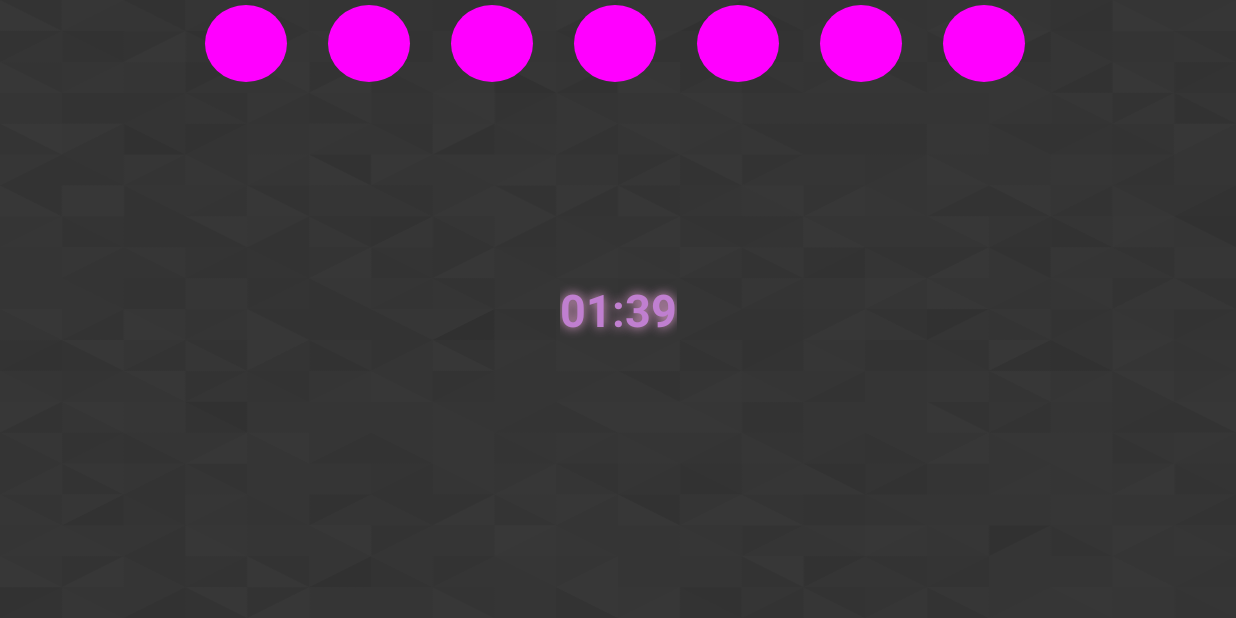
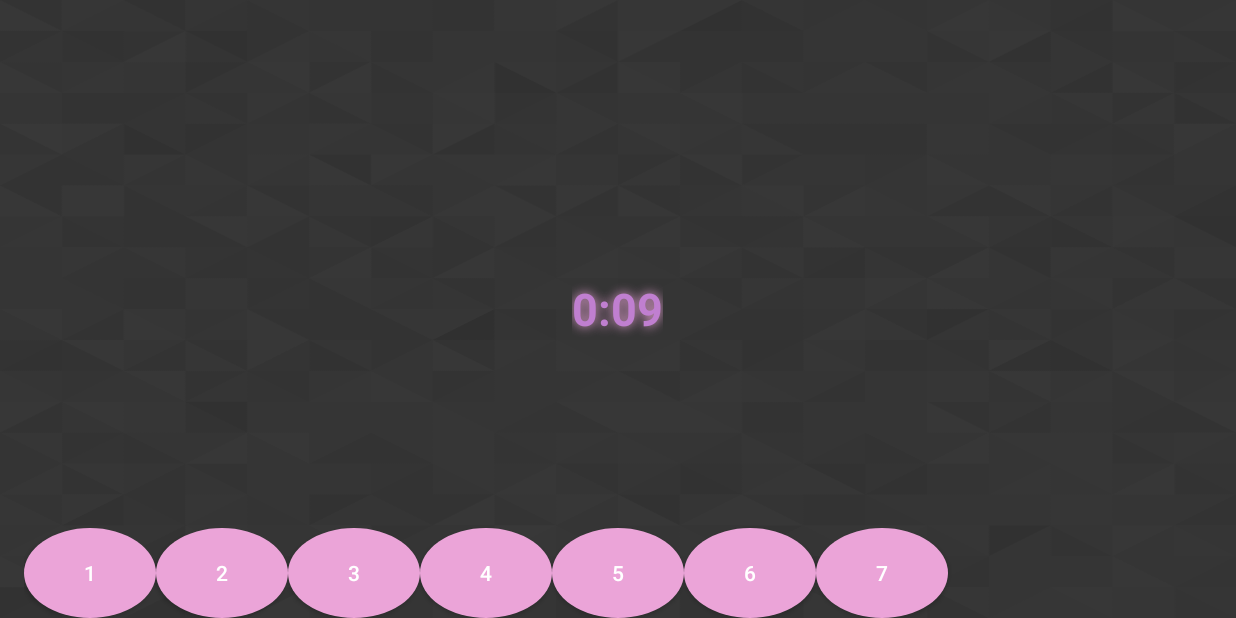
Before and after one commit to CaileenD/cs446-project, an Android app: the MainGameActivity screen opened directly, with no data from a screen before it, on a phone screen of 824 x 412 dp (held sideways). Run offline under Robolectric (Android 15) with nearby library versions, the light colour scheme and no system bars.

Commit message:
Adding onclick function for note buttons, moving game logic to MainGameActivity

```diff
--- a/app/src/main/java/ca/uwaterloo/tonality/AudioSoundPlayer.java
+++ b/app/src/main/java/ca/uwaterloo/tonality/AudioSoundPlayer.java
@@ -100,7 +100,7 @@ public class AudioSoundPlayer {
                 audioTrack.release();
 
             } catch (Exception e) {
-                Log.e(TAG, "Error occurred in AudioSoundPlayer while playing note!");
+                Log.e(TAG, "Error occurred in AudioSoundPlayer while playing note!" + e.getMessage());
             } finally {
                 if (audioTrack != null) {
                     audioTrack.release();
--- a/app/src/main/java/ca/uwaterloo/tonality/GameView.java
+++ /dev/null
@@ -1,208 +0,0 @@
-package ca.uwaterloo.tonality;
-
-import android.content.Context;
-import android.graphics.Canvas;
-import android.graphics.Color;
-import android.graphics.Paint;
-import android.graphics.RectF;
-import android.os.CountDownTimer;
-import android.os.Handler;
-import android.os.Message;
-import android.util.AttributeSet;
-import android.view.MotionEvent;
-import android.view.View;
-import android.widget.Toast;
-
-import java.util.ArrayList;
-import java.util.Random;
-
-public class GameView extends View {
-
-    public static final int numButtons = 7; // number of note buttons at bottom of screen
-    private ArrayList<noteButton> scaleNotes = new ArrayList<noteButton>();
-    private Paint magenta, green;        // TODO: These colours are hideous so change them
-    private int buttonRadius, buttonHeight;    // TODO: Remove when we change buttons to circles
-    private AudioSoundPlayer soundPlayer;
-    public noteCountDownTimer countDown; // Counts how long user has to select note
-    private long secondsLeft; // Shows user how many seconds are left to select the note
-    private boolean gameOver = false;
-    private boolean gameWon = false;
-    private int rightGuesses = 0;
-    private int wrongGuesses = 0;
-    private int currentRandomNote = 0;
-
-    public GameView(Context context, AttributeSet attrs){
-        super(context, attrs);
-        magenta = new Paint();
-        magenta.setColor(Color.MAGENTA);
-        green = new Paint();
-        green.setColor(Color.GREEN);
-        soundPlayer = new AudioSoundPlayer(context);
-        init();
-    }
-
-    public void init(){
-        countDown = new noteCountDownTimer(10000, 1000); // 10 second timer
-        playRandomNote();
-        countDown.start();
-
-    }
-
-    protected void playRandomNote(){
-        final int min = 1;
-        currentRandomNote = new Random().nextInt((numButtons - min) + 1) + min;
-        soundPlayer.playNote(currentRandomNote);
-    }
-
-    @Override
-    protected void onSizeChanged(int w, int h, int oldw, int oldh){
-        super.onSizeChanged(w, h, oldw, oldh);
-
-        buttonRadius = w / 15;
-        buttonHeight = buttonRadius;
-
-        int left = buttonRadius;
-
-        for(int i=0; i < numButtons; i++){
-            left += buttonRadius * 1.5;
-            int right = left + buttonRadius;
-
-            RectF rect = new RectF(left, 5, right, buttonHeight);
-            scaleNotes.add(new noteButton(rect, i+1));
-        }
-
-    }
-
-    public class noteCountDownTimer extends CountDownTimer {
-        public noteCountDownTimer(long millisInFuture, long countDownInterval) {
-            super(millisInFuture, countDownInterval);
-        }
-        @Override
-        public void onFinish() {
-            // TODO: Game over or lose a point code goes here
-            wrongGuesses++;
-            if(wrongGuesses < 5){
-                resetTimer();
-            } else {
-                gameOver = true;
-            }
-        }
-        @Override
-        public void onTick(long millisUntilFinished) {
-            secondsLeft = millisUntilFinished / 1000;
-            // TODO: Update screen with seconds remaining
-        }
-    }
-
-    // Draw the buttons on the screen
-    @Override
-    protected void onDraw(Canvas canvas) {
-        for (noteButton k : scaleNotes) {
-            canvas.drawOval(k.rect, k.pressed ? green : magenta);
-        }
-    }
-
-    @Override
-    public boolean onTouchEvent(MotionEvent event) {
-        int action = event.getAction();
-        boolean isDownAction = action == MotionEvent.ACTION_DOWN || action == MotionEvent.ACTION_MOVE;
-
-        for (int touchIndex = 0; touchIndex < event.getPointerCount(); touchIndex++) {
-            float x = event.getX(touchIndex);
-            float y = event.getY(touchIndex);
-
-            noteButton k = keyForCoords(x,y);
-
-            if (k != null) {
-                k.pressed = isDownAction;
-            }
-        }
-
-        ArrayList<noteButton> tmp = new ArrayList<>(scaleNotes);
-
-        for (noteButton k : tmp) {
-            if (k.pressed) {
-                if (!soundPlayer.isNotePlaying(k.sound)) {
-                    soundPlayer.playNote(k.sound);
-                    requestLayout();    // calls onDraw() again
-                    checkUserNote(k);    // see if user selected correct note
-                    resetTimer();
-                } else {
-                    releaseKey(k);
-                }
-            } else {
-                soundPlayer.stopNote(k.sound);
-                releaseKey(k);
-            }
-        }
-
-        if(gameOver){
-            Toast.makeText(getContext(), "You lose!", Toast.LENGTH_LONG).show();
-            //TODO: Create new activity for game over
-        }
-
-        if(gameWon){
-            Toast.makeText(getContext(), "You win!", Toast.LENGTH_LONG).show();
-            //TODO: Create new activity for winning the game
-        }
-
-        return true;
-    }
-
-    private void checkUserNote(noteButton k){
-        if(k.sound == currentRandomNote){
-            rightGuesses++;
-            Toast.makeText(getContext(), "Right guess: " + rightGuesses, Toast.LENGTH_LONG).show();
-            if(rightGuesses >= 5){
-                gameWon = true;
-            }
-        } else {
-            wrongGuesses++;
-            if(wrongGuesses >= 5 ){
-                gameOver = true;
-            }
-            Toast.makeText(getContext(), "Wrong guess: " + wrongGuesses, Toast.LENGTH_LONG).show();
-        }
-    }
-
-    private void resetTimer(){
-        countDown.cancel();
-        try{
-            Thread.sleep(2000);
-        } catch(Exception e){
-            // Do nothing
-        }
-        playRandomNote();
-        countDown = new noteCountDownTimer(10000, 1000);
-        countDown.start();
-    }
-
-    private noteButton keyForCoords(float x, float y) {
-
-        for (noteButton k : scaleNotes) {
-            if (k.rect.contains(x,y)) {
-                return k;
-            }
-        }
-
-        return null;
-    }
-
-    private void releaseKey(final noteButton k) {
-        handler.postDelayed(new Runnable() {
-            @Override
-            public void run() {
-                k.pressed = false;
-                handler.sendEmptyMessage(0);
-            }
-        }, 100);
-    }
-
-    private Handler handler = new Handler() {
-        @Override
-        public void handleMessage(Message msg) {
-            requestLayout();
-        }
-    };
-
-}
--- a/app/src/main/java/ca/uwaterloo/tonality/MainGameActivity.java
+++ b/app/src/main/java/ca/uwaterloo/tonality/MainGameActivity.java
@@ -2,47 +2,145 @@ package ca.uwaterloo.tonality;
 
 import android.os.Bundle;
 import android.os.CountDownTimer;
+import android.util.Log;
+import android.view.View;
 import android.widget.Button;
 import android.widget.TextView;
+import android.widget.Toast;
 
 import androidx.appcompat.app.AppCompatActivity;
-import androidx.constraintlayout.widget.ConstraintLayout;
-import androidx.constraintlayout.widget.ConstraintSet;
 
+import java.util.ArrayList;
 import java.util.Locale;
+import java.util.Random;
 
 public class MainGameActivity extends AppCompatActivity {
-    private static final long startTimeInMilliSecs = 100000;
+
+    private String TAG = "MainGameActivity";
+
+    private static final long startTimeInSecs = 10;
     private TextView timerDisplay;
-    private CountDownTimer timer;
-    private long timeLeftInMilliSecs = startTimeInMilliSecs;
+    private long secondsLeft = startTimeInSecs;
+    private AudioSoundPlayer soundPlayer = new AudioSoundPlayer(this);
+    public static final int numButtons = 7; // number of note buttons at bottom of screen
+    private ArrayList<noteButton> scaleNotes = new ArrayList<noteButton>();
+    public noteCountDownTimer countDown; // Counts how long user has to select note
+    private boolean gameOver = false;
+    private boolean gameWon = false;
+    private int rightGuesses = 0;
+    private int wrongGuesses = 0;
+    final int min = 1;
+    private Random randGenerator = new Random();
+    private int currentRandomNote = 0;
+    View.OnClickListener listener;
 
     @Override
     protected void onCreate(Bundle savedInstanceState) {
         super.onCreate(savedInstanceState);
         setContentView(R.layout.activity_main_game);
-
+        countDown = new noteCountDownTimer(10000, 1000); // 10 second timer
+        playRandomNote();
+        countDown.start();
         timerDisplay = findViewById(R.id.timer);
 
-        timer = new CountDownTimer(timeLeftInMilliSecs, 1000){
+        listener = new View.OnClickListener() {
             @Override
-            public void onTick(long milliSecsTillFinished) {
-                timeLeftInMilliSecs = milliSecsTillFinished;
-                updateCountDownText();
+            public void onClick(View v) {
+                playNote(Integer.parseInt(v.getTag().toString()));
             }
+        };
 
-            public void onFinish(){
+        // Set the button listeners
+        final Button button1 = findViewById(R.id.button1);
+        final Button button2 = findViewById(R.id.button2);
+        final Button button3 = findViewById(R.id.button3);
+        final Button button4 = findViewById(R.id.button4);
+        final Button button5 = findViewById(R.id.button5);
+        final Button button6 = findViewById(R.id.button6);
+        final Button button7 = findViewById(R.id.button7);
 
-            }
-        }.start();
+        button1.setOnClickListener(listener);
+        button2.setOnClickListener(listener);
+        button3.setOnClickListener(listener);
+        button4.setOnClickListener(listener);
+        button5.setOnClickListener(listener);
+        button6.setOnClickListener(listener);
+        button7.setOnClickListener(listener);
+
     }
 
     private void updateCountDownText(){
-        int minutes = (int) (timeLeftInMilliSecs / 1000) / 60;
-        int seconds = (int) (timeLeftInMilliSecs / 1000) % 60;
-
-        String timeLeftFormatted = String.format(Locale.getDefault(), "%02d:%02d", minutes, seconds);
-
+        String timeLeftFormatted = String.format(Locale.getDefault(), "0:%02d", secondsLeft);
         timerDisplay.setText(timeLeftFormatted);
     }
+
+    public void playNote(int note){
+        soundPlayer.playNote(note);
+
+        checkUserNote(note);    // see if user selected correct note
+        resetTimer();
+
+        if(gameOver){
+            //Toast.makeText(this, "You lose!", Toast.LENGTH_SHORT).show();
+            //TODO: Create new activity for game over
+        }
+
+        if(gameWon){
+             //Toast.makeText(this, "You win!", Toast.LENGTH_SHORT).show();
+            //TODO: Create new activity for winning the game
+        }
+    }
+
+    protected void playRandomNote(){
+        currentRandomNote = randGenerator.nextInt((numButtons - min) + 1) + min;
+        soundPlayer.playNote(currentRandomNote);
+    }
+
+    private void checkUserNote(int playedNote){
+        if(playedNote == currentRandomNote){
+            rightGuesses++;
+            Toast.makeText(this, "Right guess: " + rightGuesses, Toast.LENGTH_LONG).show();
+            if(rightGuesses >= 5){
+                gameWon = true;
+            }
+        } else {
+            wrongGuesses++;
+            if(wrongGuesses >= 5 ){
+                gameOver = true;
+            }
+            Toast.makeText(this, "Wrong guess: " + wrongGuesses, Toast.LENGTH_LONG).show();
+        }
+    }
+
+    private void resetTimer(){
+        countDown.cancel();
+        try{
+            Thread.sleep(2000); // Have a pause between playing user note and next random note
+        } catch(Exception e){
+            Log.e(TAG, "Error! " + e.getMessage());
+        }
+        playRandomNote();
+        countDown = new noteCountDownTimer(10000, 1000);
+        countDown.start();
+    }
+
+    public class noteCountDownTimer extends CountDownTimer {
+        public noteCountDownTimer(long millisInFuture, long countDownInterval) {
+            super(millisInFuture, countDownInterval);
+        }
+        @Override
+        public void onFinish() {
+            wrongGuesses++;
+            if(wrongGuesses < 5){
+                resetTimer();
+            } else {
+                gameOver = true;
+            }
+        }
+        @Override
+        public void onTick(long timeLeftInMilliSecs) {
+            secondsLeft = timeLeftInMilliSecs/1000;
+            updateCountDownText();
+        }
+    }
 }
--- a/app/src/main/res/layout/activity_main_game.xml
+++ b/app/src/main/res/layout/activity_main_game.xml
@@ -1,36 +1,93 @@
 <?xml version="1.0" encoding="utf-8"?>
-<androidx.constraintlayout.widget.ConstraintLayout xmlns:android="http://schemas.android.com/apk/res/android"
-    xmlns:app="http://schemas.android.com/apk/res-auto"
-    xmlns:tools="http://schemas.android.com/tools"
-    android:id="@+id/PLAY_PARENT"
+<RelativeLayout xmlns:android="http://schemas.android.com/apk/res/android"
     android:layout_width="match_parent"
     android:layout_height="match_parent"
-    android:background="@drawable/background_pattern"
-    android:padding="0dp">
-
-    <ca.uwaterloo.tonality.GameView
-        android:id="@+id/gameview"
-        android:layout_width="match_parent"
-        android:layout_height="match_parent" />
+    android:paddingLeft="16dp"
+    android:paddingRight="16dp"
+    android:background="@drawable/background_pattern">
 
     <TextView
         android:id="@+id/timer"
         android:layout_width="wrap_content"
         android:layout_height="wrap_content"
         android:contentDescription="timer"
-        android:text="TextView"
-        android:textSize="30dp"
-        android:textColor="#C07FD0"
         android:shadowColor="@color/main_pink"
-        android:textStyle="bold"
         android:shadowDx="0.0"
         android:shadowDy="0.0"
         android:shadowRadius="8"
-        app:layout_constraintBottom_toBottomOf="@+id/gameview"
-        app:layout_constraintEnd_toEndOf="@+id/gameview"
-        app:layout_constraintStart_toStartOf="@+id/gameview"
-        app:layout_constraintTop_toTopOf="@+id/gameview"
-        tools:text="1:00" />
+        android:text="TextView"
+        android:textColor="#C07FD0"
+        android:textSize="30dp"
+        android:textStyle="bold"
+        android:layout_centerInParent="true" />
 
+    <Button
+        android:id="@+id/button1"
+        android:layout_width="wrap_content"
+        android:layout_height="wrap_content"
+        android:background="@drawable/note_button"
+        android:onClick="playNote" android:tag="@string/note1"
+        android:layout_alignParentBottom="true"
+        android:text="@string/note1" />
 
-</androidx.constraintlayout.widget.ConstraintLayout>
+    <Button
+        android:id="@+id/button2"
+        android:layout_width="wrap_content"
+        android:layout_height="wrap_content"
+        android:background="@drawable/note_button"
+        android:onClick="playNote" android:tag="@string/note2"
+        android:layout_alignParentBottom="true"
+        android:layout_toRightOf="@+id/button1"
+        android:text="@string/note2" />
+
+    <Button
+        android:id="@+id/button3"
+        android:layout_width="wrap_content"
+        android:layout_height="wrap_content"
+        android:background="@drawable/note_button"
+        android:onClick="playNote" android:tag="@string/note3"
+        android:layout_alignParentBottom="true"
+        android:layout_toRightOf="@+id/button2"
+        android:text="@string/note3" />
+
+    <Button
+        android:id="@+id/button4"
+        android:layout_width="wrap_content"
+        android:layout_height="wrap_content"
+        android:background="@drawable/note_button"
+        android:onClick="playNote" android:tag="@string/note4"
+        android:layout_alignParentBottom="true"
+        android:layout_toRightOf="@+id/button3"
+        android:text="@string/note4" />
+
+    <Button
+        android:id="@+id/button5"
+        android:layout_width="wrap_content"
+        android:layout_height="wrap_content"
+        android:background="@drawable/note_button"
+        android:onClick="playNote" android:tag="@string/note5"
+        android:layout_alignParentBottom="true"
+        android:layout_toRightOf="@+id/button4"
+        android:text="@string/note5" />
+
+    <Button
+        android:id="@+id/button6"
+        android:layout_width="wrap_content"
+        android:layout_height="wrap_content"
+        android:background="@drawable/note_button"
+        android:onClick="playNote" android:tag="@string/note6"
+        android:layout_alignParentBottom="true"
+        android:layout_toRightOf="@+id/button5"
+        android:text="@string/note6" />
+
+    <Button
+        android:id="@+id/button7"
+        android:layout_width="wrap_content"
+        android:layout_height="wrap_content"
+        android:background="@drawable/note_button"
+        android:onClick="playNote" android:tag="@string/note7"
+        android:layout_alignParentBottom="true"
+        android:layout_toRightOf="@+id/button6"
+        android:text="@string/note7" />
+
+</RelativeLayout>
--- a/app/src/main/res/values/strings.xml
+++ b/app/src/main/res/values/strings.xml
@@ -11,4 +11,13 @@
     <string name="main_menu_play">PLAY</string>
     <string name="dummy_content">Tonality</string>
     <string name="playbutton">Play</string>
+
+    <!--for notebuttons-->
+    <string name="note1">1</string>
+    <string name="note2">2</string>
+    <string name="note3">3</string>
+    <string name="note4">4</string>
+    <string name="note5">5</string>
+    <string name="note6">6</string>
+    <string name="note7">7</string>
 </resources>
```
